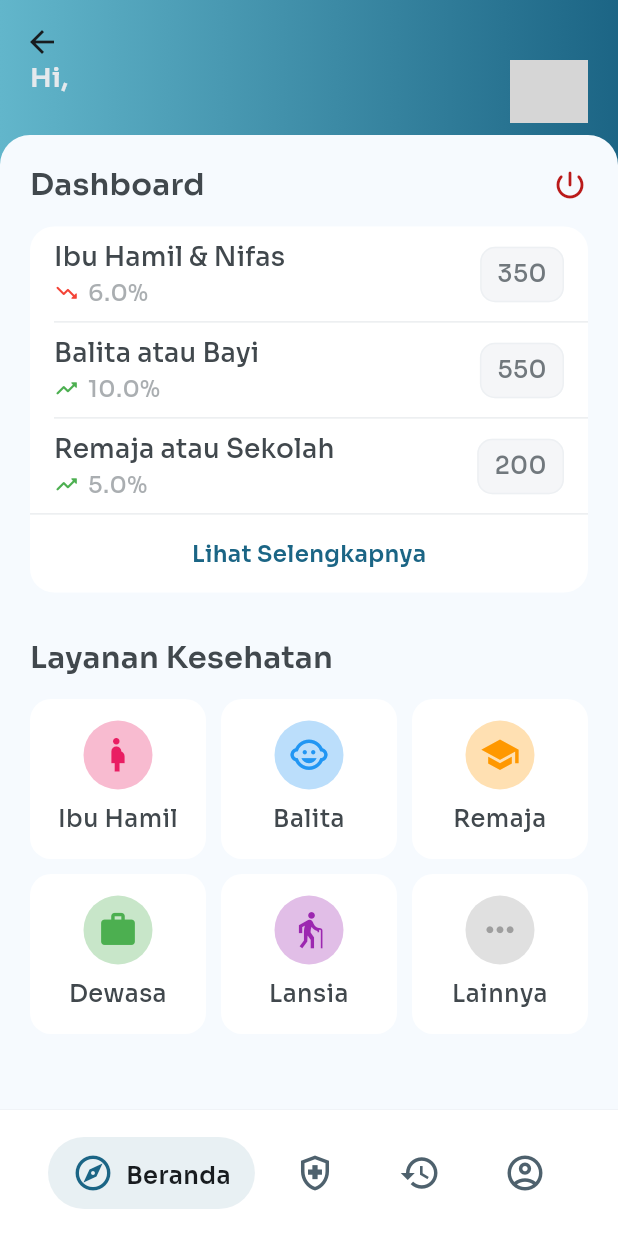
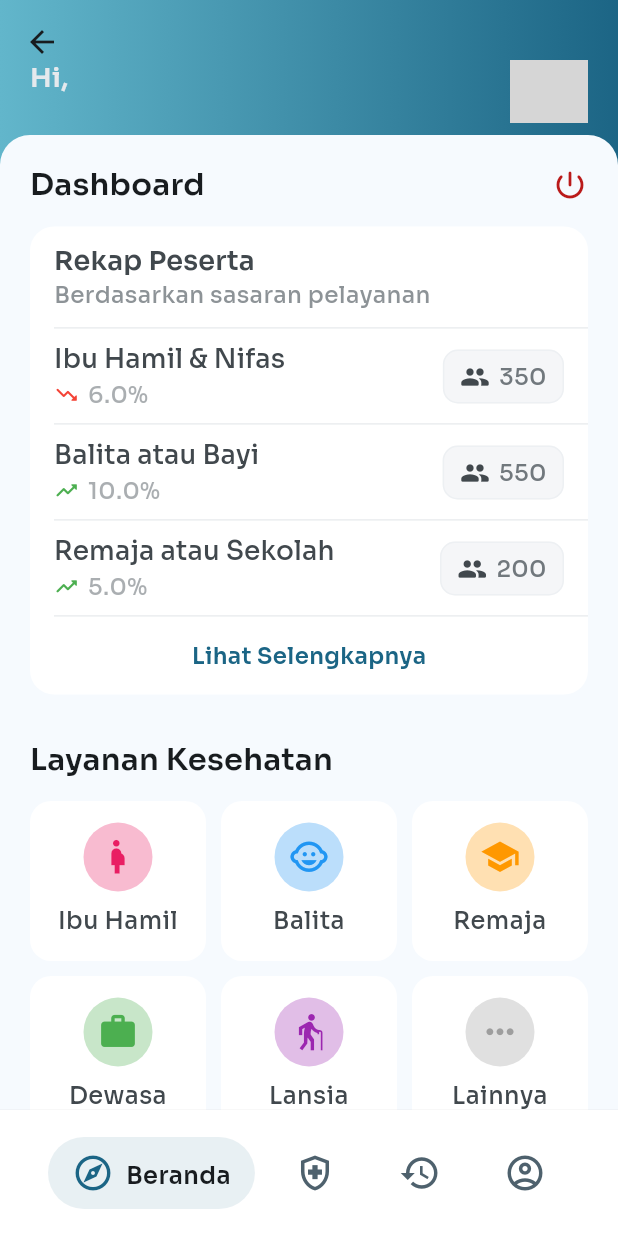
Before and after one commit to Vrynd/Sidipo_apps, a Flutter app: the screen it shows after launch, after a tap on "Lupa Password?", on a phone screen of 412 x 824 dp. Run offline on Flutter 3.47's test engine with Material 3 defaults, Android fonts, the light colour scheme and no system bars; drawn by our look-alikes of salomon_bottom_bar; our stand-ins replace cloud_firestore, firebase_auth, firebase_core, google_fonts, shared_preferences; accounts and stored records are empty; network calls fail; grey boxes are pictures that could not be loaded.

Commit message:
Menambahkan header pada menu dashboard

```diff
--- a/lib/models/health_stat_item.dart
+++ b/lib/models/recap_participant_item.dart
@@ -1,12 +1,12 @@
 enum TrendType { up, down, flat }
 
-class HealthStatItem {
+class RecapParticipantItem {
   final String title;
   final double percentage;
   final int count;
   final TrendType trend;
 
-  HealthStatItem({
+  RecapParticipantItem({
     required this.title,
     required this.percentage,
     required this.count,
@@ -14,7 +14,7 @@ class HealthStatItem {
   });
 
   /// Factory untuk konversi dari Map
-  factory HealthStatItem.fromMap(Map<String, dynamic> map) {
+  factory RecapParticipantItem.fromMap(Map<String, dynamic> map) {
     TrendType trend;
     switch (map['trend']) {
       case 'up':
@@ -27,7 +27,7 @@ class HealthStatItem {
         trend = TrendType.flat;
     }
 
-    return HealthStatItem(
+    return RecapParticipantItem(
       title: map['title'] ?? '',
       percentage: (map['percentage'] ?? 0).toDouble(),
       count: map['count'] ?? 0,
--- a/lib/ui/screens/main/home_screen.dart
+++ b/lib/ui/screens/main/home_screen.dart
@@ -3,7 +3,7 @@ import 'package:posyandu_digital_app/provider/firebase_auth_provider.dart';
 import 'package:posyandu_digital_app/provider/shared_preference_provider.dart';
 import 'package:posyandu_digital_app/ui/widget/main/bottom_sheet.dart';
 import 'package:posyandu_digital_app/ui/widget/main/health_service_grid.dart';
-import 'package:posyandu_digital_app/ui/widget/main/health_stat_card.dart';
+import 'package:posyandu_digital_app/ui/widget/main/recap_participant.dart';
 import 'package:posyandu_digital_app/ui/widget/main/service_item.dart';
 import 'package:posyandu_digital_app/ui/widget/main/title_action.dart';
 import 'package:posyandu_digital_app/ui/widget/main/user_greeting.dart';
@@ -201,7 +201,7 @@ class _HomeScreenState extends State<HomeScreen> {
                     onLogoutPressed: () => _showLogoutConfirmation(),
                   ),
                   const SizedBox(height: 14),
-                  HealthStatCard(
+                  RecapParticipant(
                     color: color,
                     textStyle: textStyle,
                     itemsData: [
@@ -211,6 +211,7 @@ class _HomeScreenState extends State<HomeScreen> {
                         'count': 350,
                         'newCount': -20,
                         'trend': 'down',
+
                       },
                       {
                         'title': 'Balita atau Bayi',
--- a/lib/ui/widget/main/health_stat_card.dart
+++ /dev/null
@@ -1,159 +0,0 @@
-import 'package:flutter/material.dart';
-import 'package:posyandu_digital_app/models/health_stat_item.dart';
-
-class HealthStatCard extends StatefulWidget {
-  final List<Map<String, dynamic>> itemsData;
-  final ColorScheme color;
-  final TextTheme textStyle;
-
-  const HealthStatCard({
-    super.key,
-    required this.itemsData,
-    required this.color,
-    required this.textStyle,
-  });
-
-  @override
-  State<HealthStatCard> createState() => _HealthStatCardState();
-}
-
-class _HealthStatCardState extends State<HealthStatCard> {
-  bool isExpanded = false;
-
-  @override
-  Widget build(BuildContext context) {
-    // Konversi Map ke HealthStatItem
-    List<HealthStatItem> items =
-        widget.itemsData.map((e) => HealthStatItem.fromMap(e)).toList();
-
-    // Tentukan item yang ditampilkan
-    List<HealthStatItem> displayItems = isExpanded
-        ? items
-        : items.length > 3
-            ? items.sublist(0, 3)
-            : items;
-
-    return Container(
-      width: double.infinity,
-      decoration: BoxDecoration(
-        color: widget.color.surfaceContainerLowest,
-        borderRadius: BorderRadius.circular(16),
-      ),
-      child: Column(
-        mainAxisSize: MainAxisSize.min,
-        children: [
-          ...List.generate(displayItems.length, (index) {
-            final item = displayItems[index];
-
-            IconData trendIcon;
-            Color trendColor;
-
-            switch (item.trend) {
-              case TrendType.up:
-                trendIcon = Icons.trending_up_rounded;
-                trendColor = Colors.green.shade500;
-                break;
-              case TrendType.down:
-                trendIcon = Icons.trending_down_rounded;
-                trendColor = Colors.red.shade500;
-                break;
-              case TrendType.flat:
-                trendIcon = Icons.trending_flat_rounded;
-                trendColor = Colors.grey.shade500;
-                break;
-            }
-
-            return Column(
-              children: [
-                ListTile(
-                  dense: true,
-                  contentPadding: const EdgeInsets.symmetric(horizontal: 16),
-                  title: Text(
-                    item.title,
-                    style: widget.textStyle.titleSmall?.copyWith(
-                      fontSize: 17.6,
-                      color: widget.color.onSurfaceVariant,
-                    ),
-                  ),
-                  subtitle: Row(
-                    children: [
-                      Icon(trendIcon, color: trendColor, size: 16.6),
-                      const SizedBox(width: 6),
-                      Text(
-                        '${item.percentage}%',
-                        style: widget.textStyle.bodyMedium?.copyWith(
-                          fontWeight: FontWeight.w500,
-                          fontSize: 15.4,
-                          color: widget.color.outline.withValues(alpha: .6),
-                        ),
-                      ),
-                    ],
-                  ),
-                  trailing: Container(
-                    padding: const EdgeInsets.symmetric(
-                      vertical: 5.5,
-                      horizontal: 10.5,
-                    ),
-                    decoration: BoxDecoration(
-                      color: widget.color.surfaceContainerHigh.withValues(alpha: .4),
-                      borderRadius: BorderRadius.circular(10),
-                      border: Border.all(
-                        color: widget.color.surfaceContainerHigh.withValues(alpha: .5),
-                      ),
-                    ),
-                    child: Text(
-                      '${item.count}',
-                      style: widget.textStyle.bodyLarge?.copyWith(
-                        color: widget.color.outline,
-                        fontWeight: FontWeight.w500,
-                      ),
-                    ),
-                  ),
-                ),
-                if (index != displayItems.length - 1)
-                  Divider(
-                    height: 0,
-                    thickness: 0.8,
-                    indent: 16,
-                    color: widget.color.outlineVariant.withValues(alpha: .4),
-                  ),
-              ],
-            );
-          }),
-
-          // Tombol "Lihat Selengkapnya" sebagai ListTile
-          if (items.length > 3)
-            Column(
-              children: [
-                Divider(
-                  height: 0,
-                  thickness: 0.8,
-                  color: widget.color.outlineVariant.withValues(alpha: .4),
-                ),
-                ListTile(
-                  dense: true,
-                  contentPadding:
-                      const EdgeInsets.symmetric(horizontal: 16, vertical: 2),
-                  title: Center(
-                    child: Text(
-                      isExpanded ? 'Tutup' : 'Lihat Selengkapnya',
-                      style: widget.textStyle.bodyMedium?.copyWith(
-                        color: widget.color.primary,
-                        fontSize: 15.2,
-                        fontWeight: FontWeight.w600,
-                      ),
-                    ),
-                  ),
-                  onTap: () {
-                    setState(() {
-                      isExpanded = !isExpanded;
-                    });
-                  },
-                ),
-              ],
-            ),
-        ],
-      ),
-    );
-  }
-}
--- /dev/null
+++ b/lib/ui/widget/main/recap_participant.dart
@@ -0,0 +1,263 @@
+import 'package:flutter/material.dart';
+import 'package:posyandu_digital_app/models/recap_participant_item.dart';
+
+// Widget utama untuk menampilkan rekap data peserta posyandu
+class RecapParticipant extends StatefulWidget {
+  final List<Map<String, dynamic>> itemsData;
+  final ColorScheme color;
+  final TextTheme textStyle;
+
+  const RecapParticipant({
+    super.key,
+    required this.itemsData,
+    required this.color,
+    required this.textStyle,
+  });
+
+  @override
+  State<RecapParticipant> createState() => _RecapParticipantState();
+}
+
+class _RecapParticipantState extends State<RecapParticipant> {
+  // Variabel untuk menentukan apakah item ditampilkan secara lengkap
+  bool isExpanded = false;
+
+  @override
+  Widget build(BuildContext context) {
+    // Mengkonversi List<Map ke model RecapParticipantItem
+    List<RecapParticipantItem> items = widget.itemsData
+        .map((e) => RecapParticipantItem.fromMap(e))
+        .toList();
+
+    // Menentukan item yang ditampilkan berdasarkan status isExpanded
+    List<RecapParticipantItem> displayItems = isExpanded
+        ? items
+        : items.length > 3
+        ? items.sublist(0, 3)
+        : items;
+
+    return Container(
+      width: double.infinity,
+      decoration: BoxDecoration(
+        color: widget.color.surfaceContainerLowest,
+        borderRadius: BorderRadius.circular(16),
+      ),
+      child: Column(
+        mainAxisSize: MainAxisSize.min,
+        children: [
+          // Header Recap
+          _RecapHeader(color: widget.color, textStyle: widget.textStyle),
+
+          // List data hasil dari mapping
+          ...List.generate(displayItems.length, (index) {
+            final item = displayItems[index];
+
+            // Variable untuk menentukan ikon dan warna trend
+            IconData trendIcon = Icons.trending_flat_rounded;
+            Color trendColor = Colors.grey.shade500;
+
+            // Menentukan ikon dan warna sesuai dengan trend
+            switch (item.trend) {
+              case TrendType.up:
+                trendIcon = Icons.trending_up_rounded;
+                trendColor = Colors.green.shade500;
+                break;
+              case TrendType.down:
+                trendIcon = Icons.trending_down_rounded;
+                trendColor = Colors.red.shade500;
+                break;
+              case TrendType.flat:
+                trendIcon = Icons.trending_flat_rounded;
+                trendColor = Colors.grey.shade500;
+                break;
+            }
+
+            // Widget item list berisi title, percentage, trend, dan total count
+            return Column(
+              children: [
+                ListTile(
+                  dense: true,
+                  contentPadding: const EdgeInsets.symmetric(horizontal: 16),
+                  title: Text(
+                    item.title,
+                    style: widget.textStyle.titleSmall?.copyWith(
+                      fontSize: 17.6,
+                      color: widget.color.onSurfaceVariant,
+                    ),
+                  ),
+                  subtitle: Row(
+                    children: [
+                      Icon(trendIcon, color: trendColor, size: 16.6),
+                      const SizedBox(width: 6),
+                      Text(
+                        '${item.percentage}%',
+                        style: widget.textStyle.bodyMedium?.copyWith(
+                          fontWeight: FontWeight.w500,
+                          fontSize: 15.4,
+                          color: widget.color.outline.withValues(alpha: .6),
+                        ),
+                      ),
+                    ],
+                  ),
+                  trailing: Container(
+                    padding: const EdgeInsets.symmetric(
+                      vertical: 5.5,
+                      horizontal: 10.5,
+                    ),
+                    decoration: BoxDecoration(
+                      color: widget.color.surfaceContainerHigh.withValues(
+                        alpha: .4,
+                      ),
+                      borderRadius: BorderRadius.circular(10),
+                      border: Border.all(
+                        color: widget.color.surfaceContainerHigh.withValues(
+                          alpha: .5,
+                        ),
+                      ),
+                    ),
+                    child: Row(
+                      mainAxisSize: MainAxisSize.min,
+                      crossAxisAlignment: CrossAxisAlignment.center,
+                      children: [
+                        const Icon(Icons.people_rounded, size: 20),
+                        const SizedBox(width: 6),
+                        Text(
+                          '${item.count}',
+                          style: widget.textStyle.bodyMedium?.copyWith(
+                            color: widget.color.outline,
+                            fontWeight: FontWeight.w500,
+                            fontSize: 15.5
+                          ),
+                        ),
+                      ],
+                    ),
+                  ),
+                ),
+
+                // Menampilkan divider jika bukan item terakhir
+                if (index != displayItems.length - 1)
+                  RecapDivider(color: widget.color.outlineVariant, indent: 16),
+              ],
+            );
+          }),
+
+          // Tombol expand/collapse jika jumlah item lebih dari 3
+          if (items.length > 3)
+            _RecapFooter(
+              isExpanded: isExpanded,
+              onTap: () => setState(() => isExpanded = !isExpanded),
+              color: widget.color,
+              textStyle: widget.textStyle,
+            ),
+        ],
+      ),
+    );
+  }
+}
+
+
+// Widget untuk menampilkan divider sebagi garis pembatas
+class RecapDivider extends StatelessWidget {
+  final Color color;
+  final double indent;
+  final double endIndent;
+
+  const RecapDivider({
+    super.key,
+    required this.color,
+    this.indent = 0,
+    this.endIndent = 0,
+  });
+
+  @override
+  Widget build(BuildContext context) {
+    return Divider(
+      height: 0,
+      thickness: 0.8,
+      indent: indent,
+      endIndent: endIndent,
+      color: color.withValues(alpha: .4),
+    );
+  }
+}
+
+// Widget yang berisi judul dan subjudul informasi
+class _RecapHeader extends StatelessWidget {
+  final ColorScheme color;
+  final TextTheme textStyle;
+
+  const _RecapHeader({required this.color, required this.textStyle});
+
+  @override
+  Widget build(BuildContext context) {
+    return Column(
+      children: [
+        ListTile(
+          dense: true,
+          contentPadding: const EdgeInsets.symmetric(
+            horizontal: 16,
+            vertical: 2,
+          ),
+          title: Text(
+            "Rekap Peserta",
+            style: textStyle.titleMedium?.copyWith(
+              fontWeight: FontWeight.w600,
+              color: color.onSurfaceVariant,
+            ),
+          ),
+          subtitle: Text(
+            "Berdasarkan sasaran pelayanan",
+            style: textStyle.bodyMedium?.copyWith(
+              color: color.outline.withValues(alpha: .8),
+              fontWeight: FontWeight.w500,
+              fontSize: 15.4,
+            ),
+          ),
+        ),
+        RecapDivider(color: color.outlineVariant, indent: 16),
+      ],
+    );
+  }
+}
+
+// Widget untuk memperluas atau menutup daftar item
+class _RecapFooter extends StatelessWidget {
+  final bool isExpanded;
+  final VoidCallback onTap;
+  final ColorScheme color;
+  final TextTheme textStyle;
+
+  const _RecapFooter({
+    required this.isExpanded,
+    required this.onTap,
+    required this.color,
+    required this.textStyle,
+  });
+
+  @override
+  Widget build(BuildContext context) {
+    return Column(
+      children: [
+        RecapDivider(color: color.outlineVariant, indent: 16),
+        ListTile(
+          dense: true,
+          contentPadding: const EdgeInsets.symmetric(
+            horizontal: 16,
+            vertical: 2,
+          ),
+          title: Center(
+            child: Text(
+              isExpanded ? "Tutup" : "Lihat Selengkapnya",
+              style: textStyle.bodyMedium?.copyWith(
+                color: color.primary,
+                fontSize: 15.2,
+                fontWeight: FontWeight.w600,
+              ),
+            ),
+          ),
+          onTap: onTap,
+        ),
+      ],
+    );
+  }
+}
--- a/lib/ui/widget/main/title_action.dart
+++ b/lib/ui/widget/main/title_action.dart
@@ -25,7 +25,7 @@ class TitleAction extends StatelessWidget {
         Text(
           mainTitle,
           style: textStyle.titleMedium?.copyWith(
-            color: color.onSurfaceVariant,
+            color: color.onSurface,
             fontSize: 20.4,
             fontWeight: FontWeight.w600,
           ),
--- a/pubspec.yaml
+++ b/pubspec.yaml
@@ -19,6 +19,7 @@ dependencies:
   provider: ^6.1.5+1
   cloud_firestore: ^6.0.2
   salomon_bottom_bar: ^3.3.2
+  fl_chart: ^1.1.1
 
 dev_dependencies:
   flutter_test:
```
Also changed, not shown: pubspec.lock.
